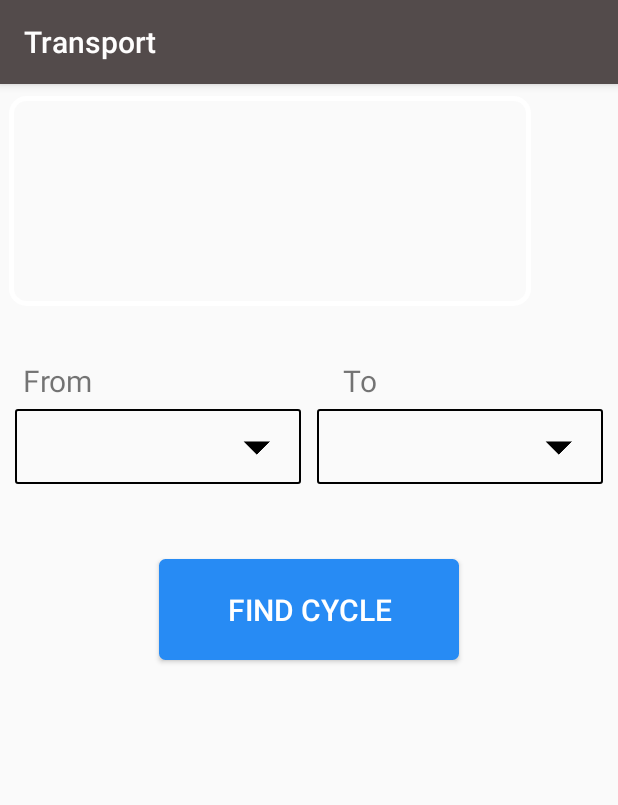
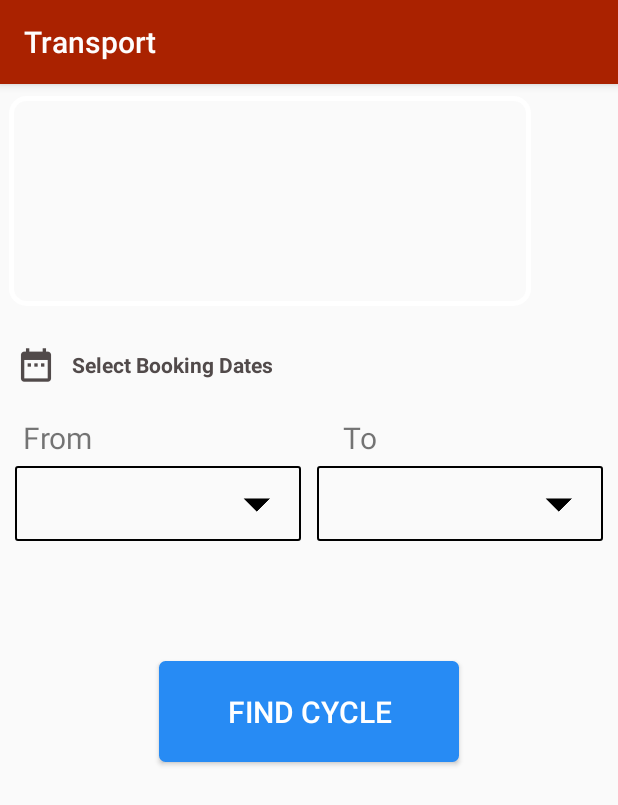
Before and after one commit to Rahul17navgurukul/kinisi_app, an Android app: the layout activity_main.xml on its own in the app's theme, with its tools: preview values and no code run, on a phone screen of 412 x 824 dp. Shown: the top 805 px of the screen. Run offline under Robolectric (Android 15) with nearby library versions, the phone set to English and light mode, and no system bars.

Commit message:
Latest changes

```diff
--- a/app/src/main/res/layout/activity_main.xml
+++ b/app/src/main/res/layout/activity_main.xml
@@ -12,11 +12,11 @@
         android:id="@+id/my_toolbar"
         android:layout_width="match_parent"
         android:layout_height="?attr/actionBarSize"
-        app:theme="@style/ActionBarThemeOverlay"
-        android:background="#534b4b"
+        app:theme="@style/ThemeOverlay.AppCompat.Light"
+        android:background="@color/colorPrimary"
         app:title="Transport"
         app:titleTextColor="#FEFDFD"
-        app:popupTheme="@style/ActionBarPopupThemeOverlay"
+        app:popupTheme="@style/ThemeOverlay.AppCompat.Dark"
         android:elevation="4dp"/>
 
     <android.support.v4.view.ViewPager
@@ -41,6 +41,27 @@
         android:layout_height="wrap_content">
 
     </LinearLayout>
+    <LinearLayout
+        android:layout_width="match_parent"
+        android:layout_height="wrap_content"
+        android:orientation="horizontal"
+        android:layout_marginTop="10dp">
+
+        <ImageView
+            android:layout_width="wrap_content"
+            android:layout_height="wrap_content"
+            android:src="@mipmap/calen"/>
+
+        <TextView
+            android:layout_width="wrap_content"
+            android:layout_height="wrap_content"
+            android:text="Select Booking Dates"
+            android:textSize="14sp"
+            android:textStyle="bold"
+            android:textColor="#514A4A"
+            android:layout_gravity="center_vertical"/>
+
+    </LinearLayout>
 
 
     <LinearLayout
@@ -49,7 +70,7 @@
         android:orientation="horizontal"
         android:layout_marginLeft="10dp"
         android:layout_marginRight="10dp"
-        android:layout_marginTop="25dp">
+        android:layout_marginTop="5dp">
 
 
         <TextView
@@ -118,7 +139,7 @@
             android:layout_height="wrap_content"
             android:text="Find Cycle"
             android:layout_gravity="center"
-            android:layout_marginTop="50dp"
+            android:layout_marginTop="80dp"
             android:textSize="20sp"
             android:id="@+id/cycle"
             android:background="@drawable/findbtn"
--- a/app/src/main/res/layout/activity_price_info.xml
+++ b/app/src/main/res/layout/activity_price_info.xml
@@ -10,11 +10,11 @@
         android:id="@+id/price_toolbar"
         android:layout_width="match_parent"
         android:layout_height="?attr/actionBarSize"
-        app:theme="@style/ActionBarThemeOverlay"
-        android:background="#534b4b"
+        app:theme="@style/ThemeOverlay.AppCompat.Light"
+        android:background="@color/colorPrimary"
         app:title="Pricing Info"
         app:titleTextColor="#FEFDFD"
-        app:popupTheme="@style/ActionBarPopupThemeOverlay"
+        app:popupTheme="@style/ThemeOverlay.AppCompat.Dark"
         android:elevation="4dp"/>
 
     <android.support.constraint.ConstraintLayout
--- a/app/src/main/res/layout/activity_second.xml
+++ b/app/src/main/res/layout/activity_second.xml
@@ -10,10 +10,10 @@
         android:id="@+id/my_toolbar"
         android:layout_width="match_parent"
         android:layout_height="?attr/actionBarSize"
-        android:background="#534b4b"
+        android:background="@color/colorPrimary"
         android:elevation="4dp"
-        app:popupTheme="@style/ActionBarPopupThemeOverlay"
-        app:theme="@style/ActionBarThemeOverlay"
+        app:popupTheme="@style/ThemeOverlay.AppCompat.Dark"
+        app:theme="@style/ThemeOverlay.AppCompat.Light"
         app:title="Book E-Cycle"
         app:titleTextColor="#FEFDFD" />
 
--- a/app/src/main/res/values/colors.xml
+++ b/app/src/main/res/values/colors.xml
@@ -1,8 +1,9 @@
 <?xml version="1.0" encoding="utf-8"?>
 <resources>
-    <color name="colorPrimary">#534b4b</color>
-    <color name="colorPrimaryDark">#423c3c</color>
+    <color name="colorPrimary">#AA2200</color>
+    <color name="colorPrimaryDark">#771800</color>
     <color name="colorAccent">#FF4081</color>
     <color name="blue">#278bf4</color>
     <color name="white">#FFFFFF</color>
+
 </resources>
--- a/app/src/main/res/values/styles.xml
+++ b/app/src/main/res/values/styles.xml
@@ -10,8 +10,5 @@
 
     </style>
 
-    <style name="ActionBarThemeOverlay">abc</style>
-
-    <style name="ActionBarPopupThemeOverlay">bcd</style>
 
 </resources>
```
Also changed, not shown: app/src/main/calen-web.png (added), app/src/main/res/mipmap-hdpi/calen.png (added), app/src/main/res/mipmap-mdpi/calen.png (added), app/src/main/res/mipmap-xhdpi/calen.png (added), app/src/main/res/mipmap-xxhdpi/calen.png (added), app/src/main/res/mipmap-xxxhdpi/calen.png (added).
